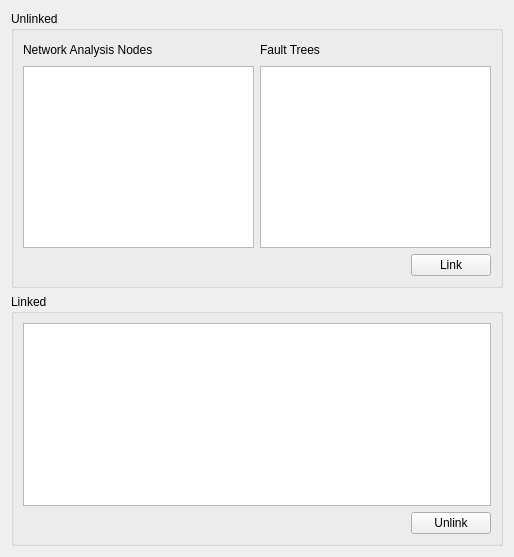
First picture: the form in plugins/link/LinkEditor.ui, repository dmzgroup/mbra, before the edit.
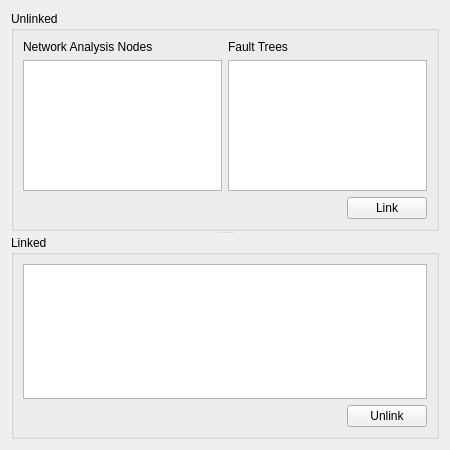
Second picture: the form after the edit.

Patch:
```diff
--- a/plugins/link/LinkEditor.ui
+++ b/plugins/link/LinkEditor.ui
@@ -6,8 +6,8 @@
    <rect>
     <x>0</x>
     <y>0</y>
-    <width>514</width>
-    <height>557</height>
+    <width>450</width>
+    <height>450</height>
    </rect>
   </property>
   <property name="windowTitle">
@@ -15,79 +15,69 @@
   </property>
   <layout class="QVBoxLayout" name="verticalLayout_5">
    <item>
+    <widget class="QSplitter" name="splitter">
+     <property name="orientation">
+      <enum>Qt::Vertical</enum>
+     </property>
+     <property name="childrenCollapsible">
+      <bool>false</bool>
+     </property>
     <widget class="QGroupBox" name="groupBox">
      <property name="title">
       <string>Unlinked</string>
      </property>
+      <layout class="QGridLayout" name="gridLayout">
+       <item row="0" column="0">
      <layout class="QVBoxLayout" name="verticalLayout_3">
       <item>
-       <layout class="QHBoxLayout" name="horizontalLayout_4">
-        <item>
-         <layout class="QVBoxLayout" name="verticalLayout_2">
-          <item>
-           <layout class="QHBoxLayout" name="horizontalLayout_2">
-            <item>
              <widget class="QLabel" name="label">
+           <property name="sizePolicy">
+            <sizepolicy hsizetype="MinimumExpanding" vsizetype="Preferred">
+             <horstretch>0</horstretch>
+             <verstretch>0</verstretch>
+            </sizepolicy>
+           </property>
               <property name="text">
                <string>Network Analysis Nodes</string>
               </property>
              </widget>
             </item>
             <item>
-             <spacer name="horizontalSpacer">
-              <property name="orientation">
-               <enum>Qt::Horizontal</enum>
-              </property>
-              <property name="sizeHint" stdset="0">
-               <size>
-                <width>40</width>
-                <height>20</height>
-               </size>
-              </property>
-             </spacer>
-            </item>
-           </layout>
-          </item>
-          <item>
            <widget class="QListWidget" name="NAList"/>
           </item>
          </layout>
         </item>
-        <item>
+       <item row="0" column="1">
          <layout class="QVBoxLayout" name="verticalLayout">
           <item>
-           <layout class="QHBoxLayout" name="horizontalLayout">
-            <item>
              <widget class="QLabel" name="label_2">
+           <property name="sizePolicy">
+            <sizepolicy hsizetype="MinimumExpanding" vsizetype="Preferred">
+             <horstretch>0</horstretch>
+             <verstretch>0</verstretch>
+            </sizepolicy>
+           </property>
               <property name="text">
                <string>Fault Trees</string>
               </property>
              </widget>
             </item>
             <item>
-             <spacer name="horizontalSpacer_2">
-              <property name="orientation">
-               <enum>Qt::Horizontal</enum>
-              </property>
-              <property name="sizeHint" stdset="0">
-               <size>
-                <width>40</width>
-                <height>20</height>
-               </size>
-              </property>
-             </spacer>
-            </item>
-           </layout>
-          </item>
-          <item>
            <widget class="QListWidget" name="FTList"/>
           </item>
          </layout>
         </item>
-       </layout>
-      </item>
-      <item>
+       <item row="1" column="0" colspan="2">
        <layout class="QHBoxLayout" name="horizontalLayout_3">
+         <property name="spacing">
+          <number>-1</number>
+         </property>
+         <property name="leftMargin">
+          <number>0</number>
+         </property>
+         <property name="rightMargin">
+          <number>0</number>
+         </property>
         <item>
          <spacer name="horizontalSpacer_3">
           <property name="orientation">
@@ -115,13 +105,11 @@
       </item>
      </layout>
     </widget>
-   </item>
-   <item>
     <widget class="QGroupBox" name="groupBox_2">
      <property name="title">
       <string>Linked</string>
      </property>
-     <layout class="QVBoxLayout" name="verticalLayout_4">
+      <layout class="QVBoxLayout" name="verticalLayout_2">
       <item>
        <widget class="QListWidget" name="LinkedList"/>
       </item>
@@ -153,6 +141,7 @@
        </layout>
       </item>
      </layout>
+     </widget>
     </widget>
    </item>
   </layout>
```
Lines whose indentation alone changed are shown as unchanged.
